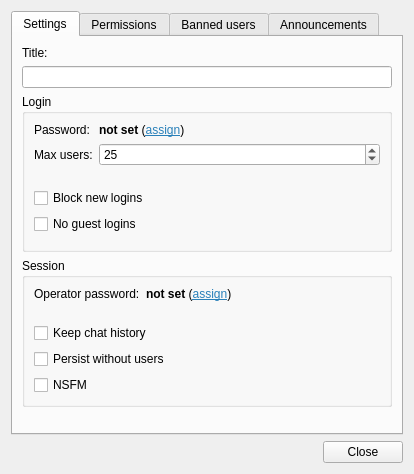
drawpile/Drawpile, file src/desktop/ui/sessionsettings.ui: the form before one commit.
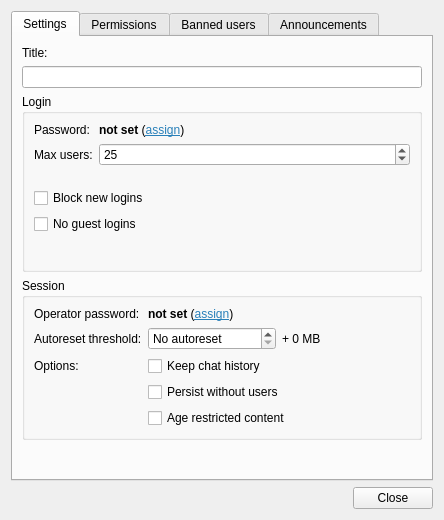
The form after the commit. Icons and pictures are not drawn.

Commit message:
Smarter autoreset
Select autoresetting client on the server side to find the client
with the lowest latency.
Make autoreset threshold adjustable in session settings.
Automatically include reset image size in autoreset threshold
to make the interval between resets more consistent.

Patch:
```diff
--- a/src/desktop/ui/sessionsettings.ui
+++ b/src/desktop/ui/sessionsettings.ui
@@ -6,8 +6,8 @@
    <rect>
     <x>0</x>
     <y>0</y>
-    <width>414</width>
-    <height>474</height>
+    <width>444</width>
+    <height>520</height>
    </rect>
   </property>
   <property name="windowTitle">
@@ -45,22 +45,53 @@
            </widget>
           </item>
           <item row="1" column="0">
-           <spacer name="verticalSpacer_3">
-            <property name="orientation">
-             <enum>Qt::Vertical</enum>
+           <widget class="QLabel" name="label_14">
+            <property name="text">
+             <string>Autoreset threshold:</string>
             </property>
-            <property name="sizeType">
-             <enum>QSizePolicy::Fixed</enum>
+           </widget>
+          </item>
+          <item row="1" column="1">
+           <layout class="QHBoxLayout" name="horizontalLayout_3">
+            <item>
+             <widget class="QDoubleSpinBox" name="autoresetThreshold">
+              <property name="toolTip">
+               <string>Session history size at which autoreset triggers</string>
+              </property>
+              <property name="specialValueText">
+               <string>No autoreset</string>
+              </property>
+              <property name="suffix">
+               <string> MB</string>
+              </property>
+              <property name="decimals">
+               <number>1</number>
+              </property>
+              <property name="minimum">
+               <double>0.000000000000000</double>
+              </property>
+              <property name="value">
+               <double>0.000000000000000</double>
+              </property>
+             </widget>
+            </item>
+            <item>
+             <widget class="QLabel" name="baseResetThreshold">
+              <property name="text">
+               <string notr="true">+ 0 MB</string>
+              </property>
+             </widget>
+            </item>
+           </layout>
+          </item>
+          <item row="2" column="0">
+           <widget class="QLabel" name="label_15">
+            <property name="text">
+             <string>Options:</string>
             </property>
-            <property name="sizeHint" stdset="0">
-             <size>
-              <width>20</width>
-              <height>10</height>
-             </size>
-            </property>
-           </spacer>
+           </widget>
           </item>
-          <item row="2" column="0" colspan="2">
+          <item row="2" column="1">
            <widget class="QCheckBox" name="preserveChat">
             <property name="toolTip">
              <string>Include chat in session history so new users can see it as well</string>
@@ -70,7 +101,7 @@
             </property>
            </widget>
           </item>
-          <item row="3" column="0" colspan="2">
+          <item row="3" column="1">
            <widget class="QCheckBox" name="persistent">
             <property name="toolTip">
              <string>Don't terminate session when the last user leaves</string>
@@ -80,13 +111,13 @@
             </property>
            </widget>
           </item>
-          <item row="4" column="0" colspan="2">
+          <item row="4" column="1">
            <widget class="QCheckBox" name="nsfm">
             <property name="toolTip">
              <string>This session contains material not suitable for minors</string>
             </property>
             <property name="text">
-             <string>NSFM</string>
+             <string>Age restricted content</string>
             </property>
            </widget>
           </item>
@@ -149,7 +180,7 @@
              <string>How many users to let in. Does not affect users already logged in</string>
             </property>
             <property name="minimum">
-             <number>1</number>
+             <number>2</number>
             </property>
             <property name="maximum">
              <number>254</number>
```
The commit also changes 25 other files.
